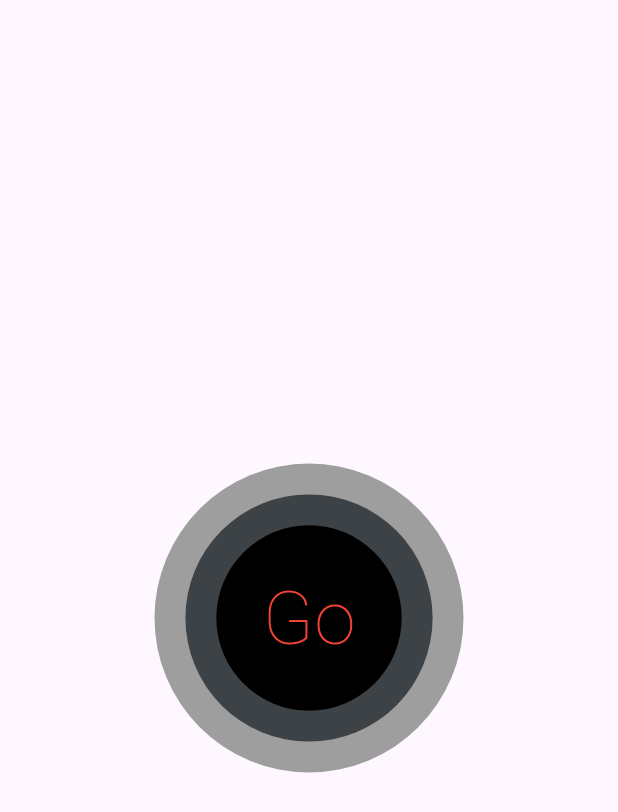
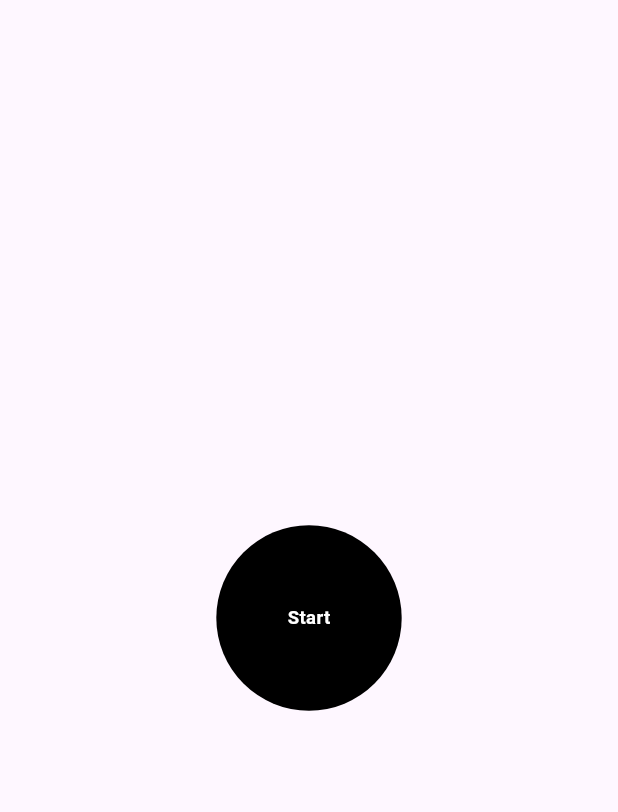
Before and after one commit to IshraqSikder/Mid_C223029, a Flutter app: the screen it shows after launch, on a phone screen of 412 x 824 dp. Shown: the top 812 px of the screen. Run offline on Flutter 3.47's test engine with Material 3 defaults, Android fonts, the phone set to English and light mode, and no system bars; our stand-ins replace get.

Commit message:
second commit

```diff
--- a/lib/main.dart
+++ b/lib/main.dart
@@ -1,34 +1,35 @@
 import 'package:flutter/material.dart';
 import 'package:get/get.dart';
+import 'effects.dart'; // Import Effects page here
 
 void main() {
-  runApp(const MyApp());
+  runApp(const RippleEffectApp());
 }
 
-class MyApp extends StatelessWidget {
-  const MyApp({super.key});
+class RippleEffectApp extends StatelessWidget {
+  const RippleEffectApp({super.key});
 
-  // This widget is the root of your application.
   @override
   Widget build(BuildContext context) {
     return GetMaterialApp(
-      title: 'Mid Exam',
+      title: 'Ripple Effect Animation',
       theme: ThemeData(
         colorScheme: ColorScheme.fromSeed(seedColor: Colors.deepPurple),
         useMaterial3: true,
       ),
       debugShowCheckedModeBanner: false,
-      home: const MyHomePage(title: 'Home Page'),
+      home: const RippleHomePage(title: 'Home Page'),
     );
   }
 }
 
-class MyHomePage extends StatelessWidget {
-  const MyHomePage({super.key, required String title});
+class RippleHomePage extends StatelessWidget {
+  const RippleHomePage({super.key, required String title});
 
   @override
   Widget build(BuildContext context) {
-    RxBool rippleClicked = false.obs;
+    RxBool isRippleExpanded = false.obs;
+    RxBool isAnimationCompleted = false.obs;
     var size = Get.size;
 
     return Obx(() => Scaffold(
@@ -36,57 +37,69 @@ class MyHomePage extends StatelessWidget {
             child: Stack(
               alignment: Alignment.center,
               children: [
-              // 1st circle
+                // Outer Circle (only shows when ripple is expanded)
                 AnimatedContainer(
                   duration: const Duration(milliseconds: 555),
-                height: rippleClicked.value
-                    ? size.height * 0.15
-                    : size.height * 0.25,
-                width:
-                    rippleClicked.value ? size.width * 0.40 : size.width * 0.5,
+                  height: isRippleExpanded.value ? size.height * 0.25 : 0,
+                  width: isRippleExpanded.value ? size.width * 0.5 : 0,
                   decoration: BoxDecoration(
                     shape: BoxShape.circle,
                     color: Colors.grey.shade500,
                   ),
+                  onEnd: () {
+                    if (isRippleExpanded.value) {
+                      isAnimationCompleted.value = true;
+                    }
+                  },
                 ),
-              // 2nd circle
+
+                // Middle Circle (only shows when ripple is expanded)
                 AnimatedContainer(
                   duration: const Duration(milliseconds: 555),
-                height: rippleClicked.value
-                    ? size.height * 0.15
-                    : size.height * 0.20,
-                width:
-                    rippleClicked.value ? size.width * 0.40 : size.width * 0.4,
+                  height: isRippleExpanded.value ? size.height * 0.20 : 0,
+                  width: isRippleExpanded.value ? size.width * 0.4 : 0,
                   decoration: const BoxDecoration(
                     shape: BoxShape.circle,
                     color: Color.fromARGB(255, 60, 66, 69),
                   ),
                 ),
-              // 3rd circle
+
+                // Inner Circle (clickable, always shown initially)
                 GestureDetector(
                   onTap: () {
-                  rippleClicked.value = !rippleClicked.value;
+                    if (isAnimationCompleted.value) {
+                      Get.to(() =>
+                          const Effects()); // Navigate to Effects page if animation is completed
+                    } else {
+                      isRippleExpanded.value = !isRippleExpanded.value;
+                    }
+                    if (!isRippleExpanded.value) {
+                      isAnimationCompleted.value = false;
+                    }
                   },
-                child: Container(
+                  child: AnimatedContainer(
+                    duration: const Duration(milliseconds: 555),
                     height: size.height * 0.15,
                     width: size.width * 0.4,
                     decoration: const BoxDecoration(
                       shape: BoxShape.circle,
                       color: Colors.black,
                     ),
+                    child: Center(
+                      child: Text(
+                        isAnimationCompleted.value ? 'Go' : 'Start',
+                        style: TextStyle(
+                          fontSize: size.width * 0.03,
+                          fontWeight: FontWeight.bold,
+                          color: Colors.white,
                         ),
                       ),
-              if (!rippleClicked.value)
-                const Positioned(
-                    child: Text(
-                  'Go',
-                  style: TextStyle(
-                      fontSize: 50,
-                      fontWeight: FontWeight.w200,
-                      color: Colors.red),
-                ))
+                    ),
+                  ),
+                ),
               ],
             ),
-        )));
+          ),
+        ));
   }
 }
```
Also changed, not shown: lib/effects.dart (added, +105 -0 lines). Lines whose indentation alone changed are shown as unchanged.
